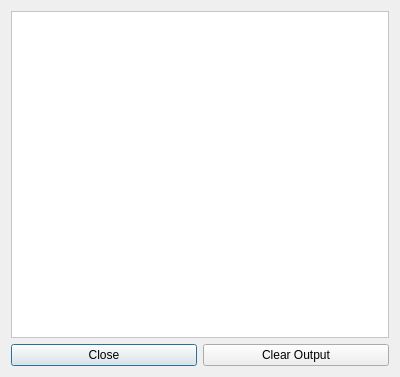
The window that ui/designer/Serial Monitor.ui (m-alexeev/wheel-serial) describes before a commit, drawn with Qt 5.
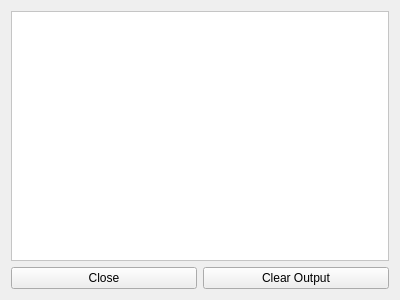
The same window after the commit.

Commit message: changed serial monitor to be free-floating window

```diff
--- a/ui/designer/Serial Monitor.ui
+++ b/ui/designer/Serial Monitor.ui
@@ -1,13 +1,13 @@
 <?xml version="1.0" encoding="UTF-8"?>
 <ui version="4.0">
- <class>Dialog</class>
- <widget class="QDialog" name="Dialog">
+ <class>Frame</class>
+ <widget class="QFrame" name="Frame">
   <property name="geometry">
    <rect>
     <x>0</x>
     <y>0</y>
     <width>400</width>
-    <height>377</height>
+    <height>300</height>
    </rect>
   </property>
   <property name="windowTitle">
@@ -28,7 +28,7 @@
         <x>0</x>
         <y>0</y>
         <width>380</width>
-        <height>325</height>
+        <height>248</height>
        </rect>
       </property>
       <layout class="QHBoxLayout" name="horizontalLayout">
```
Left out of the diff: 2 changed lines with no effect on the pictures. The commit also changes 7 other files.
